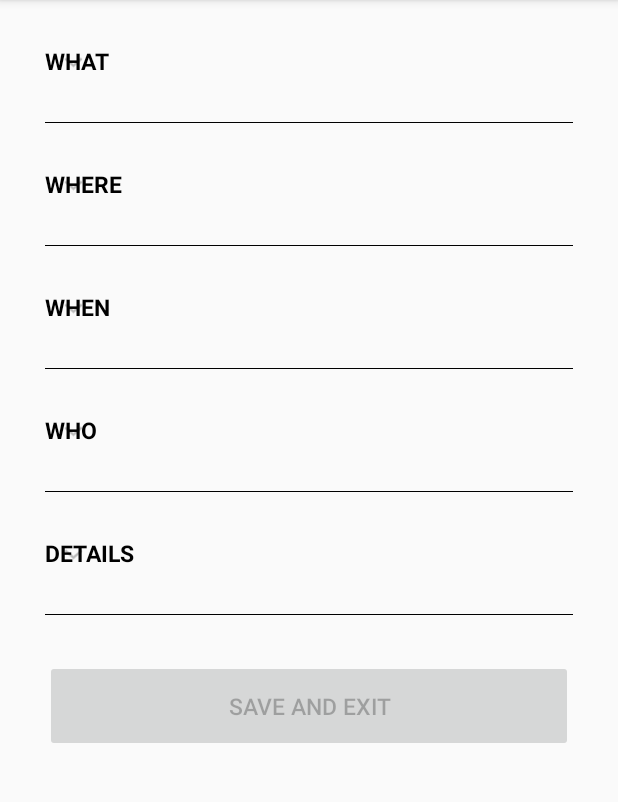
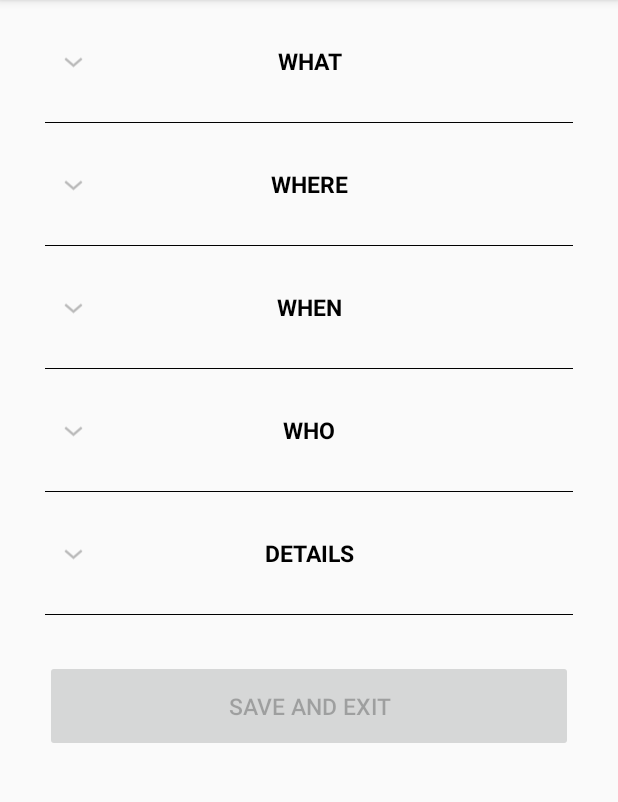
Before and after one commit to JUWOO/TM-Wine, an Android app: the screen it shows after launch (MainActivity), on a phone screen of 412 x 824 dp, the part 84-886 px from its top. Run offline under Robolectric (Android 15) with nearby library versions, the phone set to English and light mode, and no system bars.

Commit message:
Found new bug

```diff
--- a/AndroidStudioProjects/ExpandableReportDemo/app/src/main/res/layout/list_group.xml
+++ b/AndroidStudioProjects/ExpandableReportDemo/app/src/main/res/layout/list_group.xml
@@ -11,6 +11,7 @@
         android:paddingTop="30dp"
         android:paddingBottom="30dp"
         android:textColor="@android:color/black"
-        android:textSize="15dp"/>
+        android:textSize="15dp"
+        android:textAlignment="center"/>
 
 </LinearLayout>
```
Also changed, not shown: AndroidStudioProjects/ExpandableReportDemo/app/src/main/java/com/example/jinny/expandablereportdemo/CustomExpandableListAdapter.java (+12 -10 lines).
